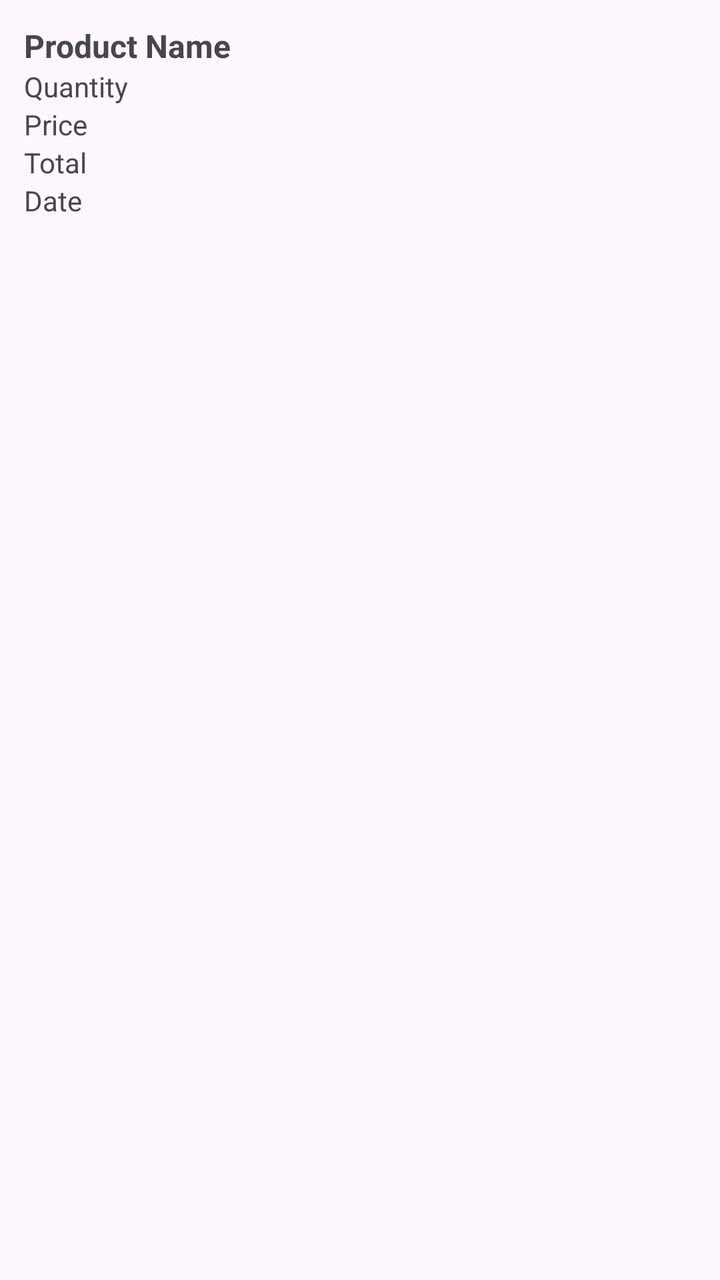
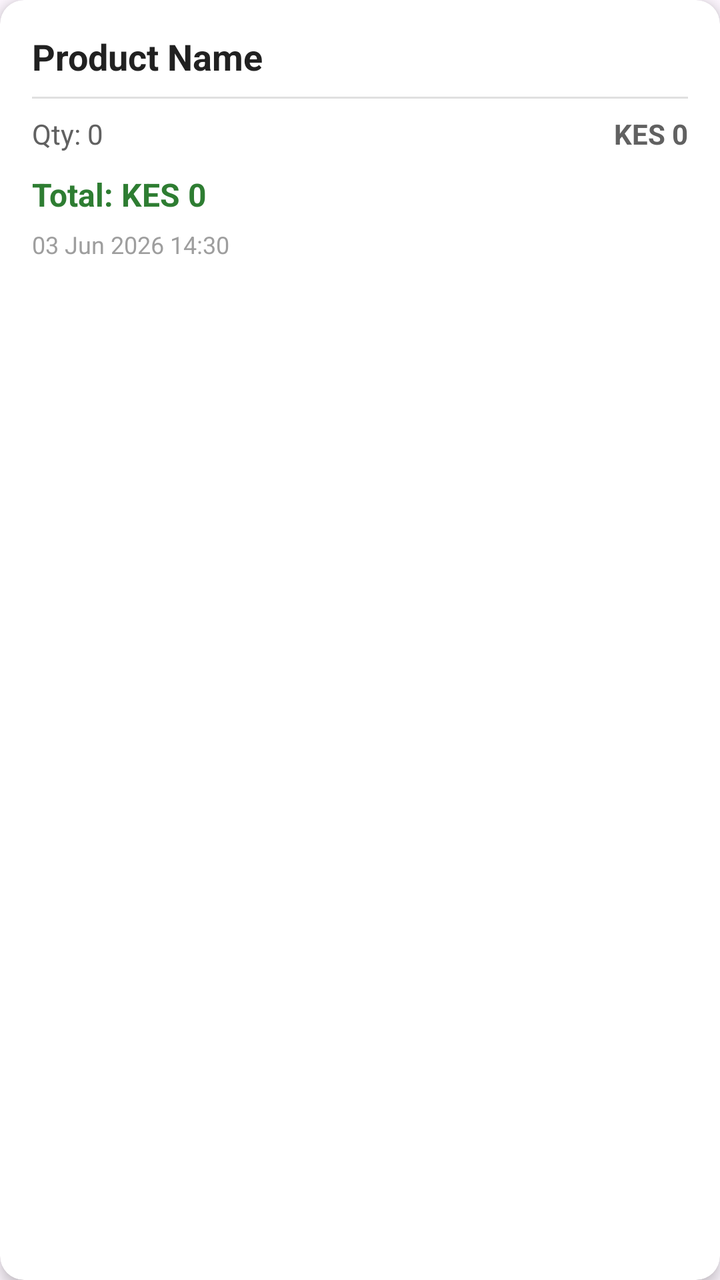

Compare the two renders of this Android layout. The source of the first and the diff that turns it into the second are given below.
<!-- AndroidManifest.xml: application theme Theme._10 -->
<!-- res/layout/item_sale.xml -->
<?xml version="1.0" encoding="utf-8"?>
<LinearLayout xmlns:android="http://schemas.android.com/apk/res/android"
    android:layout_width="match_parent"
    android:layout_height="wrap_content"
    android:orientation="vertical"
    android:padding="12dp">

    <TextView
        android:id="@+id/tvProductName"
        android:layout_width="match_parent"
        android:layout_height="wrap_content"
        android:text="Product Name"
        android:textStyle="bold"
        android:textSize="16sp"/>

    <TextView
        android:id="@+id/tvQuantity"
        android:layout_width="match_parent"
        android:layout_height="wrap_content"
        android:text="Quantity"/>

    <TextView
        android:id="@+id/tvPrice"
        android:layout_width="match_parent"
        android:layout_height="wrap_content"
        android:text="Price"/>

    <TextView
        android:id="@+id/tvTotal"
        android:layout_width="match_parent"
        android:layout_height="wrap_content"
        android:text="Total"/>

    <TextView
        android:id="@+id/tvDate"
        android:layout_width="match_parent"
        android:layout_height="wrap_content"
        android:text="Date"/>

</LinearLayout>
<!-- resources referenced by this layout -->
<resources>
  <style name="Theme._10" parent="Base.Theme._10" />
  <style name="Base.Theme._10" parent="Theme.Material3.DayNight.NoActionBar">
          
          
      </style>
</resources>

<!-- the commit's change to res/layout/item_sale.xml (unified diff, before → after) -->
@@ -1,40 +1,86 @@
 <?xml version="1.0" encoding="utf-8"?>
-<LinearLayout xmlns:android="http://schemas.android.com/apk/res/android"
+<androidx.cardview.widget.CardView
+    xmlns:android="http://schemas.android.com/apk/res/android"
+    xmlns:app="http://schemas.android.com/apk/res-auto"
     android:layout_width="match_parent"
     android:layout_height="wrap_content"
-    android:orientation="vertical"
-    android:padding="12dp">
+    android:layout_marginStart="8dp"
+    android:layout_marginEnd="8dp"
+    android:layout_marginTop="6dp"
+    android:layout_marginBottom="6dp"
+    app:cardCornerRadius="12dp"
+    app:cardElevation="4dp">
 
-    <TextView
-        android:id="@+id/tvProductName"
+    <LinearLayout
         android:layout_width="match_parent"
         android:layout_height="wrap_content"
-        android:text="Product Name"
-        android:textStyle="bold"
-        android:textSize="16sp"/>
+        android:orientation="vertical"
+        android:padding="16dp">
 
-    <TextView
-        android:id="@+id/tvQuantity"
-        android:layout_width="match_parent"
-        android:layout_height="wrap_content"
-        android:text="Quantity"/>
+        
+        <TextView
+            android:id="@+id/tvProductName"
+            android:layout_width="match_parent"
+            android:layout_height="wrap_content"
+            android:text="Product Name"
+            android:textStyle="bold"
+            android:textSize="18sp"
+            android:textColor="#212121"/>
 
-    <TextView
-        android:id="@+id/tvPrice"
-        android:layout_width="match_parent"
-        android:layout_height="wrap_content"
-        android:text="Price"/>
+        
+        <View
+            android:layout_width="match_parent"
+            android:layout_height="1dp"
+            android:layout_marginTop="8dp"
+            android:layout_marginBottom="8dp"
+            android:background="#E0E0E0"/>
 
-    <TextView
-        android:id="@+id/tvTotal"
-        android:layout_width="match_parent"
-        android:layout_height="wrap_content"
-        android:text="Total"/>
+        
+        <LinearLayout
+            android:layout_width="match_parent"
+            android:layout_height="wrap_content"
+            android:orientation="horizontal">
 
-    <TextView
-        android:id="@+id/tvDate"
-        android:layout_width="match_parent"
-        android:layout_height="wrap_content"
-        android:text="Date"/>
+            <TextView
+                android:id="@+id/tvQuantity"
+                android:layout_width="0dp"
+                android:layout_height="wrap_content"
+                android:layout_weight="1"
+                android:text="Qty: 0"
+                android:textSize="14sp"
+                android:textColor="#616161"/>
 
-</LinearLayout>
+            <TextView
+                android:id="@+id/tvPrice"
+                android:layout_width="wrap_content"
+                android:layout_height="wrap_content"
+                android:text="KES 0"
+                android:textSize="14sp"
+                android:textStyle="bold"
+                android:textColor="#616161"/>
+        </LinearLayout>
+
+        
+        <TextView
+            android:id="@+id/tvTotal"
+            android:layout_width="match_parent"
+            android:layout_height="wrap_content"
+            android:layout_marginTop="10dp"
+            android:text="Total: KES 0"
+            android:textSize="16sp"
+            android:textStyle="bold"
+            android:textColor="#2E7D32"/>
+
+        
+        <TextView
+            android:id="@+id/tvDate"
+            android:layout_width="match_parent"
+            android:layout_height="wrap_content"
+            android:layout_marginTop="6dp"
+            android:text="03 Jun 2026 14:30"
+            android:textSize="12sp"
+            android:textColor="#9E9E9E"/>
+
+    </LinearLayout>
+
+</androidx.cardview.widget.CardView>
